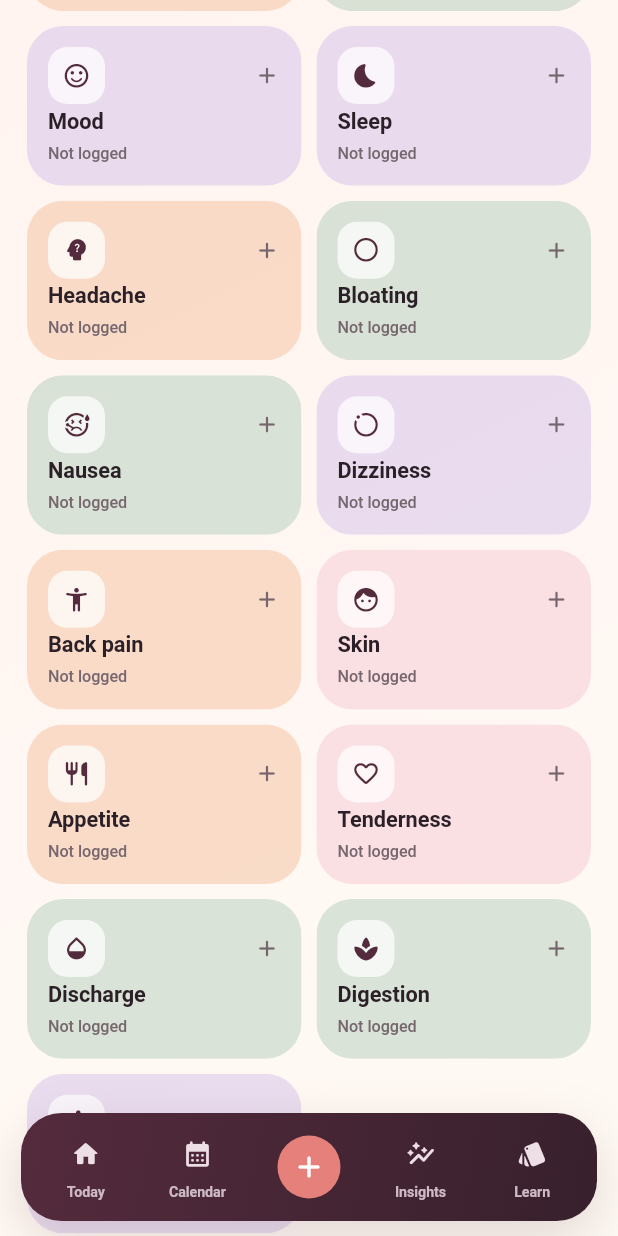
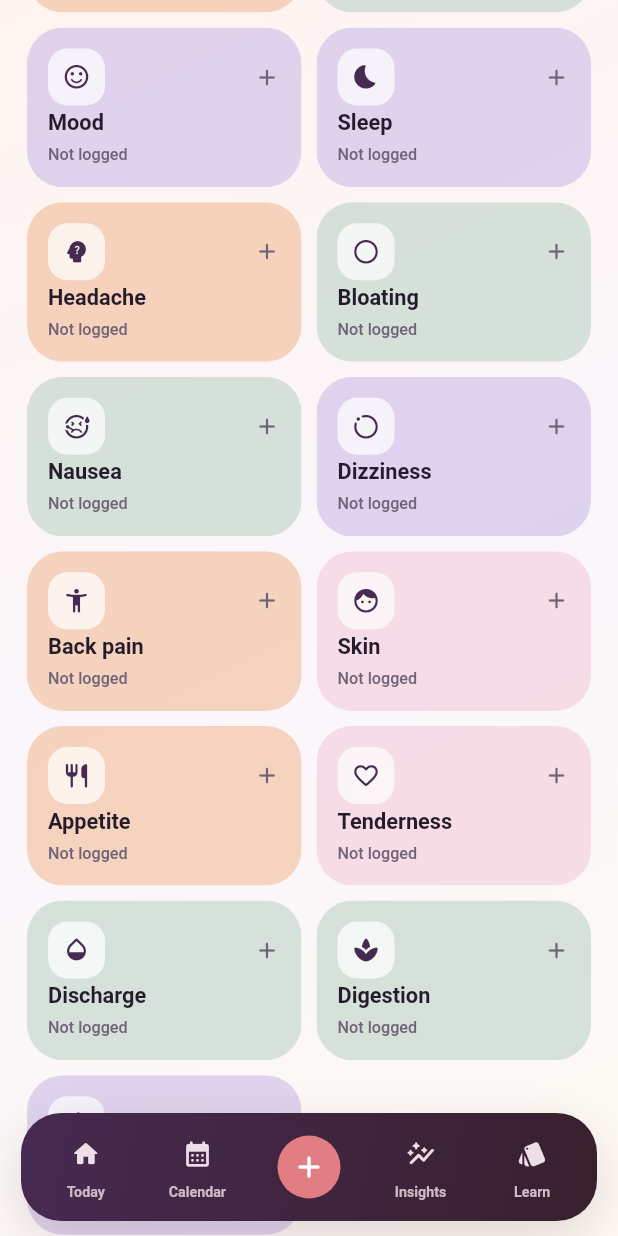
Before and after one commit to sidwiskers/nyla, a Flutter app: the screen it shows after launch, item 3 of the bottom bar chosen, scrolled down 576 dp, on a phone screen of 412 x 824 dp. Run offline on Flutter 3.47's test engine with Material 3 defaults, Android fonts, the phone set to English and light mode, and no system bars; our stand-ins replace drift, flutter_local_notifications, flutter_riverpod, flutter_secure_storage, flutter_timezone, go_router and 4 more; missing offline and left inert: cryptography, mobile_scanner; accounts and stored records are empty; generated files the repository leaves out were written again; Roboto replaces fonts that are missing (sans-serif-rounded).

Commit message:
Elevate Nyla visual system and typography

```diff
--- a/apps/mobile/lib/core/theme/nyla_theme.dart
+++ b/apps/mobile/lib/core/theme/nyla_theme.dart
@@ -1,101 +1,140 @@
 import 'package:flutter/material.dart';
 
 abstract final class NylaColors {
-  static const canvas = Color(0xFFFFF7F3);
-  static const cream = Color(0xFFFFFCF8);
+  static const canvas = Color(0xFFFAF6FB);
+  static const cream = Color(0xFFFFFCFA);
   static const surface = Color(0xFFFFFFFF);
-  static const ink = Color(0xFF2C2028);
-  static const mutedInk = Color(0xFF76666E);
-  static const faintInk = Color(0xFFA6959E);
+  static const ink = Color(0xFF241B2B);
+  static const mutedInk = Color(0xFF6F6378);
+  static const faintInk = Color(0xFFA89AAA);
 
-  static const wine = Color(0xFF542B3C);
-  static const rose = Color(0xFFAD4868);
-  static const coral = Color(0xFFE6807A);
-  static const roseSoft = Color(0xFFF7CED8);
-  static const roseWash = Color(0xFFFCE9EC);
-  static const peach = Color(0xFFF5C7A9);
-  static const peachSoft = Color(0xFFFBE7D9);
-  static const lavender = Color(0xFFD9C8EA);
-  static const lavenderSoft = Color(0xFFF0E9F7);
-  static const sage = Color(0xFFBDD3C2);
-  static const sageSoft = Color(0xFFE5F0E7);
-  static const butter = Color(0xFFF3D58F);
+  static const night = Color(0xFF20172A);
+  static const wine = Color(0xFF472A51);
+  static const violet = Color(0xFF7056A3);
+  static const iris = Color(0xFF8B6FC0);
+  static const rose = Color(0xFFB65378);
+  static const coral = Color(0xFFE27E83);
+  static const roseSoft = Color(0xFFF3C9D8);
+  static const roseWash = Color(0xFFF9E7EE);
+  static const peach = Color(0xFFF1B993);
+  static const peachSoft = Color(0xFFFBE4D5);
+  static const lavender = Color(0xFFCAB9E7);
+  static const lavenderSoft = Color(0xFFEFE8F8);
+  static const lavenderMist = Color(0xFFF6F1FB);
+  static const sage = Color(0xFFB9D1C4);
+  static const sageSoft = Color(0xFFE5F0E9);
+  static const butter = Color(0xFFEBD18B);
 
-  static const outline = Color(0xFFEEDFE3);
-  static const warning = Color(0xFF8C5038);
+  static const outline = Color(0xFFE9DFEB);
+  static const warning = Color(0xFF955C44);
 }
 
 abstract final class NylaTheme {
+  static const _rounded = 'sans-serif-rounded';
+  static const _fallback = <String>['sans-serif', 'Roboto'];
+
   static ThemeData get light {
     final scheme = ColorScheme.fromSeed(
-      seedColor: NylaColors.rose,
+      seedColor: NylaColors.violet,
       brightness: Brightness.light,
       surface: NylaColors.canvas,
     ).copyWith(
-      primary: NylaColors.rose,
+      primary: NylaColors.violet,
       onPrimary: Colors.white,
-      secondary: NylaColors.wine,
+      secondary: NylaColors.rose,
       onSecondary: Colors.white,
+      tertiary: NylaColors.peach,
       surface: NylaColors.canvas,
       onSurface: NylaColors.ink,
       outline: NylaColors.outline,
-      surfaceContainerHighest: NylaColors.roseWash,
+      surfaceContainerHighest: NylaColors.lavenderSoft,
     );
 
     final base = ThemeData(
       useMaterial3: true,
       colorScheme: scheme,
       scaffoldBackgroundColor: NylaColors.canvas,
+      splashFactory: InkRipple.splashFactory,
     );
+
+    TextStyle rounded({
+      required double size,
+      required FontWeight weight,
+      required Color color,
+      double height = 1.2,
+      double spacing = 0,
+    }) => TextStyle(
+          fontFamily: _rounded,
+          fontFamilyFallback: _fallback,
+          color: color,
+          fontSize: size,
+          height: height,
+          fontWeight: weight,
+          letterSpacing: spacing,
+        );
 
     return base.copyWith(
       textTheme: base.textTheme.copyWith(
-        displaySmall: const TextStyle(
+        displaySmall: rounded(
+          size: 39,
+          weight: FontWeight.w800,
           color: NylaColors.ink,
-          fontSize: 38,
           height: 1.02,
-          fontWeight: FontWeight.w800,
-          letterSpacing: -1.35,
+          spacing: -1.15,
         ),
-        headlineMedium: const TextStyle(
+        headlineMedium: rounded(
+          size: 30,
+          weight: FontWeight.w800,
           color: NylaColors.ink,
-          fontSize: 29,
-          height: 1.08,
-          fontWeight: FontWeight.w800,
-          letterSpacing: -0.9,
+          height: 1.07,
+          spacing: -0.72,
         ),
-        titleLarge: const TextStyle(
+        titleLarge: rounded(
+          size: 20,
+          weight: FontWeight.w700,
           color: NylaColors.ink,
-          fontSize: 20,
-          height: 1.16,
-          fontWeight: FontWeight.w700,
-          letterSpacing: -0.35,
+          height: 1.17,
+          spacing: -0.18,
         ),
-        titleMedium: const TextStyle(
+        titleMedium: rounded(
+          size: 16,
+          weight: FontWeight.w700,
           color: NylaColors.ink,
-          fontSize: 16,
           height: 1.22,
-          fontWeight: FontWeight.w700,
-          letterSpacing: -0.15,
+          spacing: -0.08,
         ),
-        bodyLarge: const TextStyle(
+        bodyLarge: rounded(
+          size: 16,
+          weight: FontWeight.w400,
           color: NylaColors.ink,
-          fontSize: 16,
           height: 1.5,
-          letterSpacing: -0.08,
+          spacing: -0.02,
         ),
-        bodyMedium: const TextStyle(
+        bodyMedium: rounded(
+          size: 14,
+          weight: FontWeight.w400,
           color: NylaColors.mutedInk,
-          fontSize: 14,
           height: 1.48,
-          letterSpacing: -0.03,
         ),
-        labelLarge: const TextStyle(
+        labelLarge: rounded(
+          size: 14,
+          weight: FontWeight.w700,
           color: NylaColors.ink,
-          fontSize: 14,
+          height: 1.12,
+        ),
+      ),
+      appBarTheme: AppBarTheme(
+        backgroundColor: Colors.transparent,
+        foregroundColor: NylaColors.ink,
+        surfaceTintColor: Colors.transparent,
+        elevation: 0,
+        centerTitle: false,
+        titleTextStyle: rounded(
+          size: 21,
+          weight: FontWeight.w800,
+          color: NylaColors.ink,
           height: 1.1,
-          fontWeight: FontWeight.w700,
-          letterSpacing: -0.05,
+          spacing: -0.25,
         ),
       ),
       cardTheme: const CardThemeData(
@@ -104,40 +143,65 @@ abstract final class NylaTheme {
         margin: EdgeInsets.zero,
         clipBehavior: Clip.antiAlias,
         shape: RoundedRectangleBorder(
-          borderRadius: BorderRadius.all(Radius.circular(30)),
+          borderRadius: BorderRadius.all(Radius.circular(28)),
         ),
       ),
       filledButtonTheme: FilledButtonThemeData(
         style: FilledButton.styleFrom(
           backgroundColor: NylaColors.wine,
           foregroundColor: Colors.white,
-          minimumSize: const Size(0, 52),
-          padding: const EdgeInsets.symmetric(horizontal: 20, vertical: 14),
+          minimumSize: const Size(0, 54),
+          padding: const EdgeInsets.symmetric(horizontal: 21, vertical: 15),
           shape: RoundedRectangleBorder(borderRadius: BorderRadius.circular(19)),
-          textStyle: const TextStyle(fontWeight: FontWeight.w800, letterSpacing: -0.1),
+          textStyle: rounded(
+            size: 14,
+            weight: FontWeight.w800,
+            color: Colors.white,
+            height: 1.1,
+          ),
         ),
       ),
       textButtonTheme: TextButtonThemeData(
         style: TextButton.styleFrom(
-          foregroundColor: NylaColors.rose,
-          textStyle: const TextStyle(fontWeight: FontWeight.w700),
+          foregroundColor: NylaColors.violet,
+          textStyle: rounded(
+            size: 14,
+            weight: FontWeight.w700,
+            color: NylaColors.violet,
+            height: 1.1,
+          ),
         ),
       ),
       chipTheme: base.chipTheme.copyWith(
-        backgroundColor: Colors.white.withValues(alpha: 0.68),
+        backgroundColor: Colors.white.withValues(alpha: 0.72),
         selectedColor: NylaColors.wine,
         secondarySelectedColor: NylaColors.wine,
-        labelStyle: const TextStyle(color: NylaColors.ink, fontWeight: FontWeight.w600),
-        secondaryLabelStyle: const TextStyle(color: Colors.white, fontWeight: FontWeight.w700),
+        labelStyle: rounded(
+          size: 12.5,
+          weight: FontWeight.w600,
+          color: NylaColors.ink,
+          height: 1.05,
+        ),
+        secondaryLabelStyle: rounded(
+          size: 12.5,
+          weight: FontWeight.w700,
+          color: Colors.white,
+          height: 1.05,
+        ),
         side: BorderSide.none,
         shape: RoundedRectangleBorder(borderRadius: BorderRadius.circular(16)),
         padding: const EdgeInsets.symmetric(horizontal: 5, vertical: 5),
       ),
       inputDecorationTheme: InputDecorationTheme(
         filled: true,
-        fillColor: Colors.white.withValues(alpha: 0.86),
+        fillColor: Colors.white.withValues(alpha: 0.82),
         contentPadding: const EdgeInsets.symmetric(horizontal: 18, vertical: 16),
-        hintStyle: const TextStyle(color: NylaColors.faintInk),
+        hintStyle: rounded(
+          size: 14,
+          weight: FontWeight.w400,
+          color: NylaColors.faintInk,
+          height: 1.2,
+        ),
         border: OutlineInputBorder(
           borderRadius: BorderRadius.circular(20),
           borderSide: BorderSide.none,
@@ -148,7 +212,7 @@ abstract final class NylaTheme {
         ),
         focusedBorder: OutlineInputBorder(
           borderRadius: BorderRadius.circular(20),
-          borderSide: const BorderSide(color: NylaColors.rose, width: 1.4),
+          borderSide: const BorderSide(color: NylaColors.violet, width: 1.35),
         ),
       ),
       bottomSheetTheme: const BottomSheetThemeData(
@@ -159,14 +223,25 @@ abstract final class NylaTheme {
         ),
         showDragHandle: true,
       ),
+      dialogTheme: const DialogThemeData(
+        backgroundColor: NylaColors.cream,
+        surfaceTintColor: Colors.transparent,
+        shape: RoundedRectangleBorder(
+          borderRadius: BorderRadius.all(Radius.circular(30)),
+        ),
+      ),
       snackBarTheme: SnackBarThemeData(
-        backgroundColor: NylaColors.wine,
-        contentTextStyle: const TextStyle(color: Colors.white, fontWeight: FontWeight.w600),
+        backgroundColor: NylaColors.night,
+        contentTextStyle: rounded(
+          size: 13.5,
+          weight: FontWeight.w600,
+          color: Colors.white,
+          height: 1.2,
+        ),
         behavior: SnackBarBehavior.floating,
-        shape: RoundedRectangleBorder(borderRadius: BorderRadius.circular(16)),
+        shape: RoundedRectangleBorder(borderRadius: BorderRadius.circular(17)),
       ),
       dividerColor: NylaColors.outline,
-      splashFactory: InkSparkle.splashFactory,
     );
   }
 }
```
